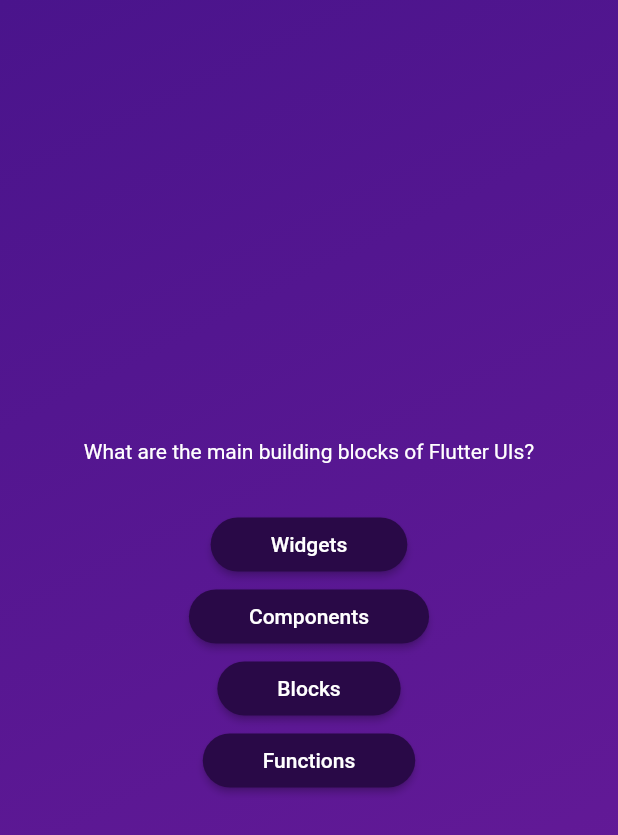
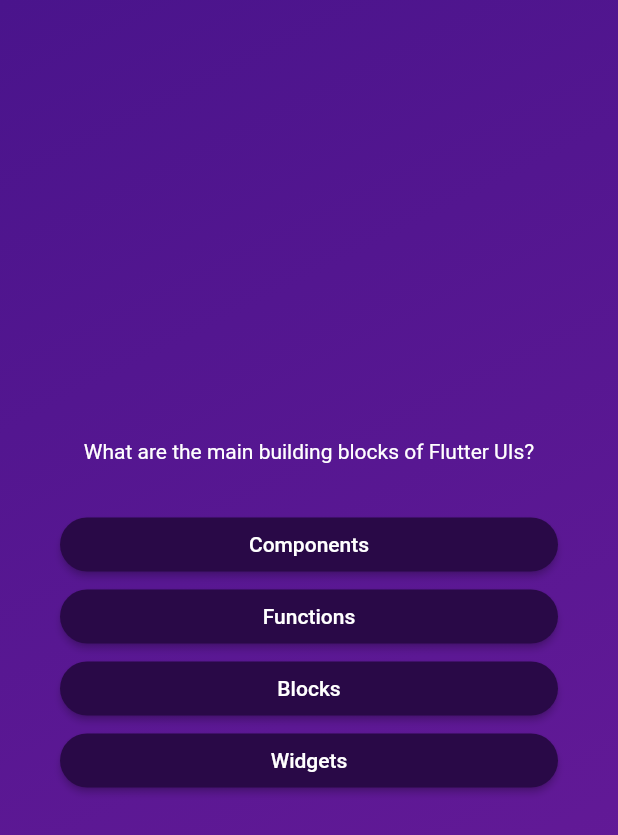
Before and after one commit to cnolan3/flutter_course, a Flutter app: the screen it shows after launch, after a tap on "Start Quiz", on a phone screen of 412 x 824 dp. Shown: the top 835 px of the screen. Run offline on Flutter 3.47's test engine with Material 2 defaults, Android fonts, the phone set to English and light mode, and no system bars.

Commit message:
style question screen

```diff
--- a/quiz_app/lib/answer_button.dart
+++ b/quiz_app/lib/answer_button.dart
@@ -17,6 +17,9 @@ class AnswerButton extends StatelessWidget {
             shape: RoundedRectangleBorder(
               borderRadius: BorderRadius.circular(40),
             )),
-        child: Text(answerText));
+        child: Text(
+          answerText,
+          textAlign: TextAlign.center,
+        ));
   }
 }
--- a/quiz_app/lib/models/quiz_question.dart
+++ b/quiz_app/lib/models/quiz_question.dart
@@ -3,4 +3,10 @@ class QuizQuestion {
 
   final String text;
   final List<String> answers;
+
+  List<String> getShuffledAnswers() {
+    final shuffledList = List.of(answers);
+    shuffledList.shuffle();
+    return shuffledList;
+  }
 }
--- a/quiz_app/lib/question_screen.dart
+++ b/quiz_app/lib/question_screen.dart
@@ -12,16 +12,28 @@ class QuestionScreen extends StatefulWidget {
 }
 
 class _QuestionScreenState extends State<QuestionScreen> {
+  var curQuestionIndex = 0;
+
+  void AnswerQuestion() {
+    setState(() {
+      curQuestionIndex++;
+    });
+  }
+
   @override
   Widget build(BuildContext context) {
-    final currentQuestion = questions[0];
+    final currentQuestion = questions[curQuestionIndex];
 
     return SizedBox(
       width: double.infinity,
+      child: Container(
+        margin: const EdgeInsets.all(40),
         child: Column(
           mainAxisAlignment: MainAxisAlignment.center,
+          crossAxisAlignment: CrossAxisAlignment.stretch,
           children: [
             Text(
+              textAlign: TextAlign.center,
               currentQuestion.text,
               style: const TextStyle(
                 color: Colors.white,
@@ -30,12 +42,10 @@ class _QuestionScreenState extends State<QuestionScreen> {
             const SizedBox(
               height: 30,
             ),
-          for (var answer in currentQuestion.answers)
-            AnswerButton(answer, () {}),
-//          AnswerButton('Answer 1', () {}),
-//          AnswerButton('Answer 2', () {}),
-//          AnswerButton('Answer 3', () {}),
+            for (var answer in currentQuestion.getShuffledAnswers())
+              AnswerButton(answer, AnswerQuestion),
           ],
+        ),
       ),
     );
   }
```
Lines whose indentation alone changed are shown as unchanged.
